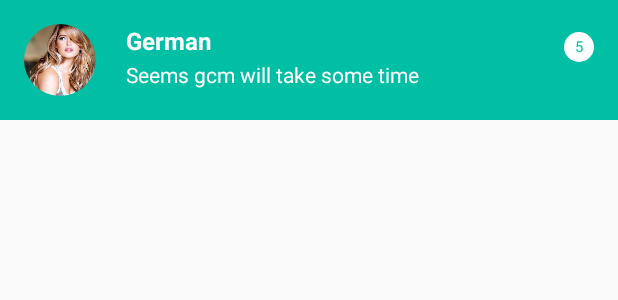
After one commit to LinkUpFiuba/FrontEnd, an Android app: the layout chat_rooms_list_row_new.xml on its own in the app's theme, with its tools: preview values and no code run, on a phone screen of 412 x 824 dp. The commit adds this screen. Shown: the top 300 px of the screen. Run offline under Robolectric (Android 15) with nearby library versions, the phone set to English and light mode, and no system bars.

Commit message:
#41 cambio de color chat no leido

```diff
--- /dev/null
+++ b/app/src/main/res/drawable/bg_circle_new.xml
@@ -0,0 +1,11 @@
+<shape xmlns:android="http://schemas.android.com/apk/res/android" >
+
+    <solid android:color="@color/white" />
+
+    <corners
+        android:bottomLeftRadius="20dp"
+        android:bottomRightRadius="20dp"
+        android:topLeftRadius="20dp"
+        android:topRightRadius="20dp" />
+
+</shape>
--- /dev/null
+++ b/app/src/main/res/layout/chat_rooms_list_row_new.xml
@@ -0,0 +1,59 @@
+<?xml version="1.0" encoding="utf-8"?>
+<RelativeLayout
+    xmlns:android="http://schemas.android.com/apk/res/android"
+    android:layout_width="match_parent"
+    android:layout_height="wrap_content"
+    android:orientation="vertical"
+    android:background="@color/accent2"
+    android:paddingBottom="16dp"
+    android:paddingLeft="16dp"
+    android:paddingRight="16dp"
+    android:paddingTop="16dp">
+
+    <de.hdodenhof.circleimageview.CircleImageView
+        android:id="@+id/profile_img"
+        android:layout_width="48dp"
+        android:layout_height="48dp"
+        android:layout_marginRight="4dp"
+        android:scaleType="centerCrop"
+        android:src="@drawable/womn"
+        />
+
+    <TextView
+        android:id="@+id/name"
+        android:layout_width="match_parent"
+        android:layout_height="wrap_content"
+        android:layout_alignParentTop="true"
+        android:layout_toRightOf="@id/profile_img"
+        android:layout_marginStart="@dimen/activity_horizontal_margin"
+        android:textColor="@color/white"
+        android:textStyle="bold"
+        android:textSize="16dp"
+        android:text="German"/>
+
+    <TextView
+        android:id="@+id/message"
+        android:layout_width="wrap_content"
+        android:layout_height="wrap_content"
+        android:layout_toRightOf="@id/profile_img"
+        android:layout_below="@id/name"
+        android:textColor="@color/white"
+        android:layout_marginStart="@dimen/activity_horizontal_margin"
+        android:layout_marginTop="2dp"
+        android:text="Seems gcm will take some time"/>
+
+
+    <TextView
+        android:id="@+id/count"
+        android:layout_width="20dp"
+        android:layout_height="20dp"
+        android:gravity="center"
+        android:textSize="10dp"
+        android:textColor="@color/accent2"
+        android:layout_alignParentRight="true"
+        android:layout_marginTop="5dp"
+        android:text="5"
+        android:layout_alignParentTop="true"
+        android:background="@drawable/bg_circle_new"/>
+
+</RelativeLayout>
--- a/app/src/main/res/values/colors.xml
+++ b/app/src/main/res/values/colors.xml
@@ -4,7 +4,7 @@
     <color name="primary_dark">#C2185B</color>
     <color name="primary_light">#F8BBD0</color>
     <color name="accent">#FF4081</color>
-    <color name="accent2">#009688</color>
+    <color name="accent2">#00BFA5</color>
     <color name="primary_dark_traslucent">#44C2185B</color>
 
 
```
Also changed, not shown: app/src/main/java/linkup/linkup/ChatRoomActivity.java (+11 -1 lines), app/src/main/java/linkup/linkup/ChatsFragment.java (+34 -2 lines), app/src/main/java/linkup/linkup/adapter/ChatRoomsAdapter.java (+21 -2 lines), app/src/main/java/linkup/linkup/model/ChatRoom.java (+11 -2 lines).
